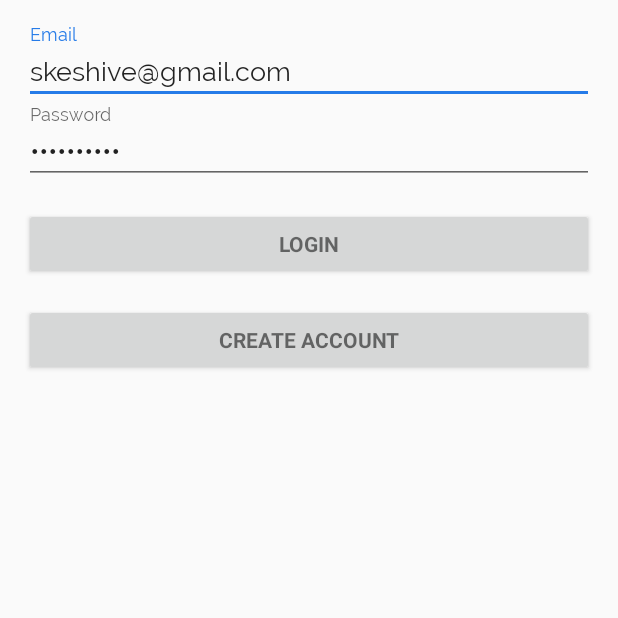
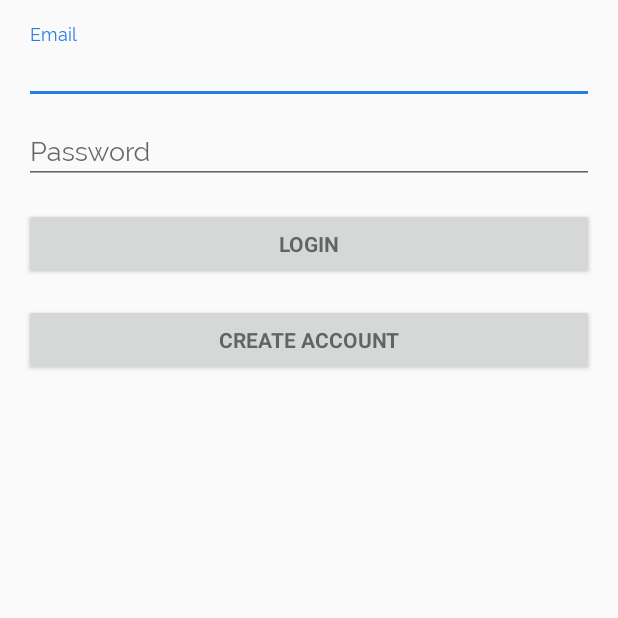
Before and after one commit to nikitarajput/AirPal, an Android app: the LoginActivity screen opened directly, with no data from a screen before it, after a tap on "LOGIN", on a phone screen of 412 x 824 dp, the top half of it. Run offline under Robolectric (Android 15) with nearby library versions, the phone set to English and light mode, and no system bars; our stand-ins replace Firebase (no records; nobody signed in at launch, a user with empty details on screens opened directly).

Commit message:
Removed hard coding for login

```diff
--- a/app/src/main/java/team/airpal/Controller/AddJourneyActivity.java
+++ b/app/src/main/java/team/airpal/Controller/AddJourneyActivity.java
@@ -57,7 +57,6 @@ public class AddJourneyActivity extends AppCompatActivity {
                 Log.e("TAG", error.getMessage(), error);
             }
         }){
-
             @Override
             public Map<String, String> getHeaders() throws AuthFailureError {
                 Map<String, String> params = new HashMap<>();
@@ -65,7 +64,6 @@ public class AddJourneyActivity extends AppCompatActivity {
                 params.put("Authorization", "Bearer O68OqqGKNrb5EC2hEGE6YIVFGeae");
                 return params;
             }
-
         };
         mQueue.add(jsonObjectRequest);
     }
--- a/app/src/main/java/team/airpal/Controller/LoginActivity.java
+++ b/app/src/main/java/team/airpal/Controller/LoginActivity.java
@@ -49,8 +49,6 @@ public class LoginActivity extends AppCompatActivity {
     }
 
     public void login(View v) {
-        this.email.setText("skeshive@gmail.com");
-        this.password.setText("Shreya5154");
         String email = this.email.getText().toString();
         String password = this.password.getText().toString();
         mAuth.signInWithEmailAndPassword(email, password)
```
